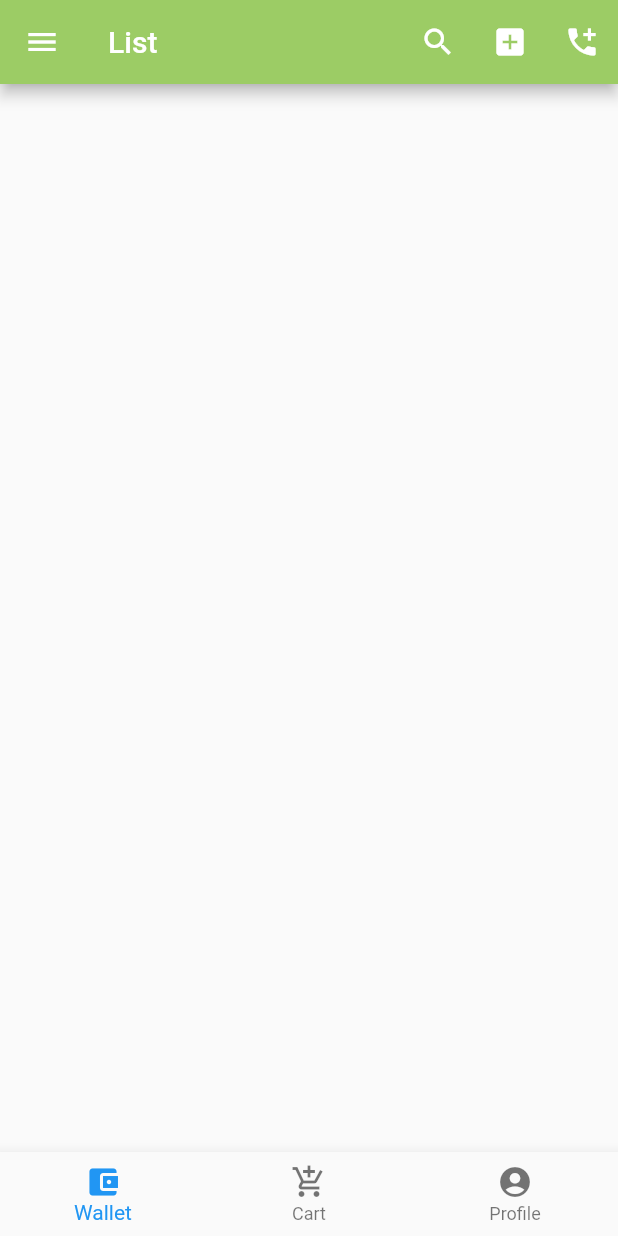
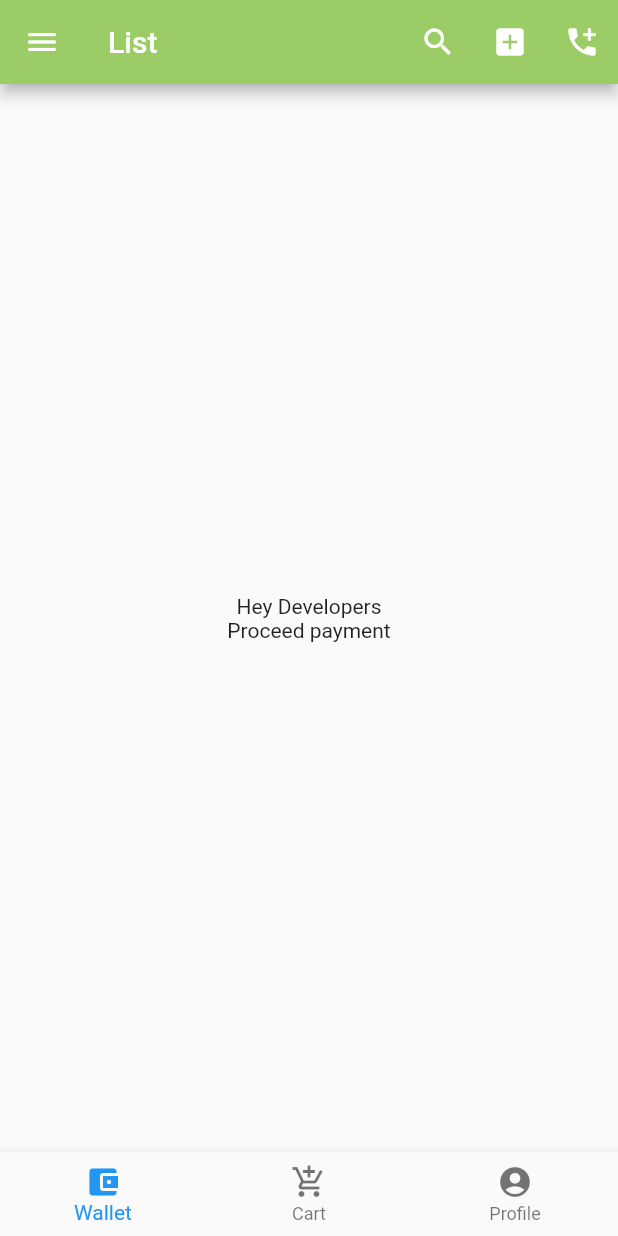
Before and after one commit to Rahul-naik92/learningdart, a Flutter app: the screen it shows after launch, on a phone screen of 412 x 824 dp. Run offline on Flutter 3.47's test engine with Material 2 defaults, Android fonts, the phone set to English and light mode, and no system bars.

Commit message:
usage of Inkwell

```diff
--- a/lib/main.dart
+++ b/lib/main.dart
@@ -65,6 +65,19 @@ class MyApp extends StatelessWidget {
             ),
           ],
         ),
+        body: Container(
+          alignment: Alignment.center,
+          child: Column(
+            mainAxisAlignment: MainAxisAlignment.center,
+            children: <Widget>[
+              const Text("Hey Developers"),
+              InkWell(
+                child: const Text("Proceed payment"),
+                onLongPress: () => debugPrint("Payment Done"),
+              )
+            ],
+          ),
+        ),
       ),
     );
   }
```
